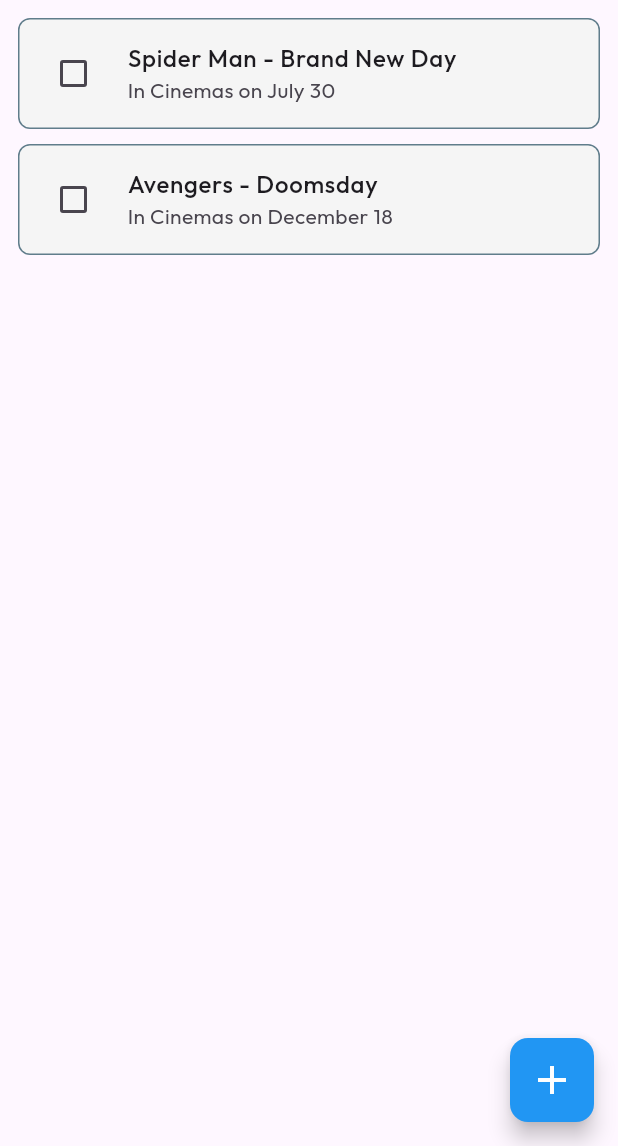
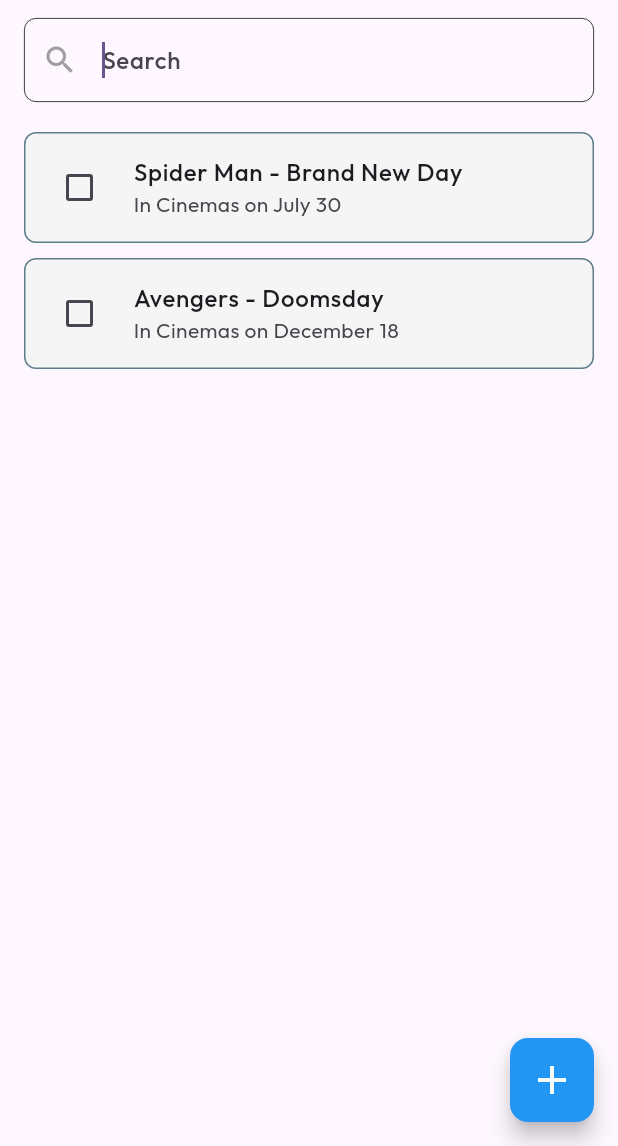
Before and after one commit to BhadriPrabhu/watchlist, a Flutter app: the screen it shows after launch, on a phone screen of 412 x 824 dp, the part 90-1236 px from its top. Run offline on Flutter 3.47's test engine with Material 3 defaults, Android fonts, the phone set to English and light mode, and no system bars; our stand-ins replace google_fonts.

Commit message:
feat: added search bar in ui

```diff
--- a/lib/main.dart
+++ b/lib/main.dart
@@ -179,7 +179,34 @@ class _WatchlistScreenState extends State<WatchlistScreen> {
         backgroundColor: Colors.blueAccent,
         titleSpacing: 24.0,
       ),
-      body: (ListView.separated(
+      body: Column(
+        children: [
+          Padding(
+            padding: EdgeInsets.symmetric(horizontal: 16.0, vertical: 12.0),
+            child: TextField(
+              // controller: _watchlistName,
+              autofocus: true,
+              decoration: InputDecoration(
+                hintText: "Search",
+                hintStyle: TextStyle(fontWeight: FontWeight.w500, fontSize: 16.0 ),
+                border: OutlineInputBorder(
+                  borderRadius: BorderRadius.circular(8),
+                  borderSide: BorderSide(width: 0.5, color: Colors.black),
+                ),
+                enabledBorder: OutlineInputBorder(
+                  borderRadius: BorderRadius.circular(8),
+                  borderSide: BorderSide(width: 0.5, color: Colors.black),
+                ),
+                focusedBorder: OutlineInputBorder(
+                  borderRadius: BorderRadius.circular(8),
+                  borderSide: BorderSide(width: 0.5, color: Colors.black),
+                ),
+                prefixIcon: Icon(Icons.search, color: Colors.grey, size: 24.0,)
+              ),
+            ),
+          ),
+          Expanded(
+            child: (ListView.separated(
               itemCount: myFutureList.length,
               separatorBuilder: (context, index) => const SizedBox(height: 10),
               itemBuilder: (context, index) {
@@ -235,8 +262,11 @@ class _WatchlistScreenState extends State<WatchlistScreen> {
                 //   ),
                 // );
               },
-        padding: EdgeInsets.all(12.0),
+              padding: EdgeInsets.symmetric(horizontal: 16.0, vertical: 8.0),
             )),
+          ),
+        ],
+      ),
       floatingActionButton: Semantics(
         label: "Add WatchList",
         child: FloatingActionButton(
```
Lines whose indentation alone changed are shown as unchanged.
